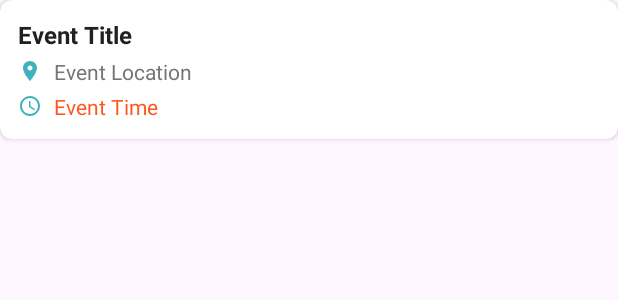
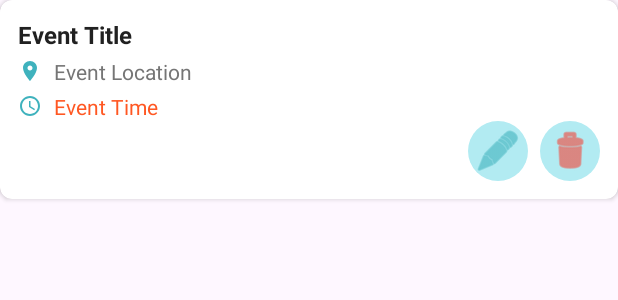
Before and after one commit to smilee1111/pr-voir_planner_application, an Android app: the layout item_event.xml on its own in the app's theme, with its tools: preview values and no code run, on a phone screen of 412 x 824 dp. Shown: the top 300 px of the screen. Run offline under Robolectric (Android 15) with nearby library versions, the phone set to English and light mode, and no system bars.

Commit message:
edit and delete options added for events

```diff
--- a/Prvoir_Planner/app/src/main/java/com/example/pr_voir_planner/model/EventModel.kt
+++ b/Prvoir_Planner/app/src/main/java/com/example/pr_voir_planner/model/EventModel.kt
@@ -2,7 +2,9 @@ package com.example.pr_voir_planner.model
 
 import android.os.Parcel
 import android.os.Parcelable
+import com.google.firebase.database.IgnoreExtraProperties
 
+@IgnoreExtraProperties
 data class EventModel(
     var eventId: String = "",
     var title: String = "",
--- a/Prvoir_Planner/app/src/main/java/com/example/pr_voir_planner/repository/EventRepository.kt
+++ b/Prvoir_Planner/app/src/main/java/com/example/pr_voir_planner/repository/EventRepository.kt
@@ -8,4 +8,5 @@ interface EventRepository {
     fun addEvent(event: EventModel, callback: (Boolean, String) -> Unit)
     fun getEventsForUser(userId: String, callback: (Boolean, List<EventModel>?, String) -> Unit)
     fun deleteEvent(eventId: String, callback: (Boolean, String) -> Unit)
+    fun updateEvent(event: EventModel, callback: (Boolean, String) -> Unit) // Added
 }
--- a/Prvoir_Planner/app/src/main/java/com/example/pr_voir_planner/ui/fragment/ProfileFragment.kt
+++ b/Prvoir_Planner/app/src/main/java/com/example/pr_voir_planner/ui/fragment/ProfileFragment.kt
@@ -36,7 +36,9 @@ class ProfileFragment : Fragment() {
         val userRepository = UserRepositoryImpl(requireContext())
         val viewModelFactory = UserViewModelFactory(requireContext(),userRepository)
         userViewModel = ViewModelProvider(this, viewModelFactory).get(UserViewModel::class.java)
+        binding.buttonEditProfile.setOnClickListener{
 
+        }
         binding.buttonLogout.setOnClickListener {
             userViewModel.logout { success, message ->
                 // Handle the logout result here
--- a/Prvoir_Planner/app/src/main/res/layout/item_event.xml
+++ b/Prvoir_Planner/app/src/main/res/layout/item_event.xml
@@ -77,5 +77,33 @@
                 android:textSize="14sp"
                 android:textColor="@color/accent" />
         </LinearLayout>
+        <!-- Action Buttons -->
+        <LinearLayout
+            android:layout_width="match_parent"
+            android:layout_height="wrap_content"
+            android:orientation="horizontal"
+            android:gravity="end">
+
+            <!-- Edit Button -->
+            <ImageButton
+                android:id="@+id/buttonEditEvent"
+                android:layout_width="40dp"
+                android:layout_height="40dp"
+                android:src="@android:drawable/ic_menu_edit"
+                android:background="@drawable/button_icon_background"
+                android:contentDescription="Edit Event"
+                android:layout_marginEnd="8dp"
+                app:tint="@color/primary" />
+
+            <!-- Delete Button -->
+            <ImageButton
+                android:id="@+id/buttonDeleteEvent"
+                android:layout_width="40dp"
+                android:layout_height="40dp"
+                android:src="@android:drawable/ic_menu_delete"
+                android:background="@drawable/button_icon_background"
+                android:contentDescription="Delete Event"
+                app:tint="@color/error" />
+        </LinearLayout>
     </LinearLayout>
 </androidx.cardview.widget.CardView>
```
Also changed, not shown: Prvoir_Planner/app/src/main/java/com/example/pr_voir_planner/adapter/EventAdapter.kt (+16 -1 lines), Prvoir_Planner/app/src/main/java/com/example/pr_voir_planner/repository/EventRepositoryImpl.kt (+18 -0 lines), Prvoir_Planner/app/src/main/java/com/example/pr_voir_planner/ui/dialogs/AddEventDialog.kt (+18 -3 lines), Prvoir_Planner/app/src/main/java/com/example/pr_voir_planner/ui/fragment/ScheduleFragment.kt (+61 -3 lines), Prvoir_Planner/app/src/main/java/com/example/pr_voir_planner/viewmodel/EventViewModel.kt (+16 -0 lines), Prvoir_Planner/app/src/main/res/layout/activity_dashboard.xml (deleted, +0 -10 lines).
